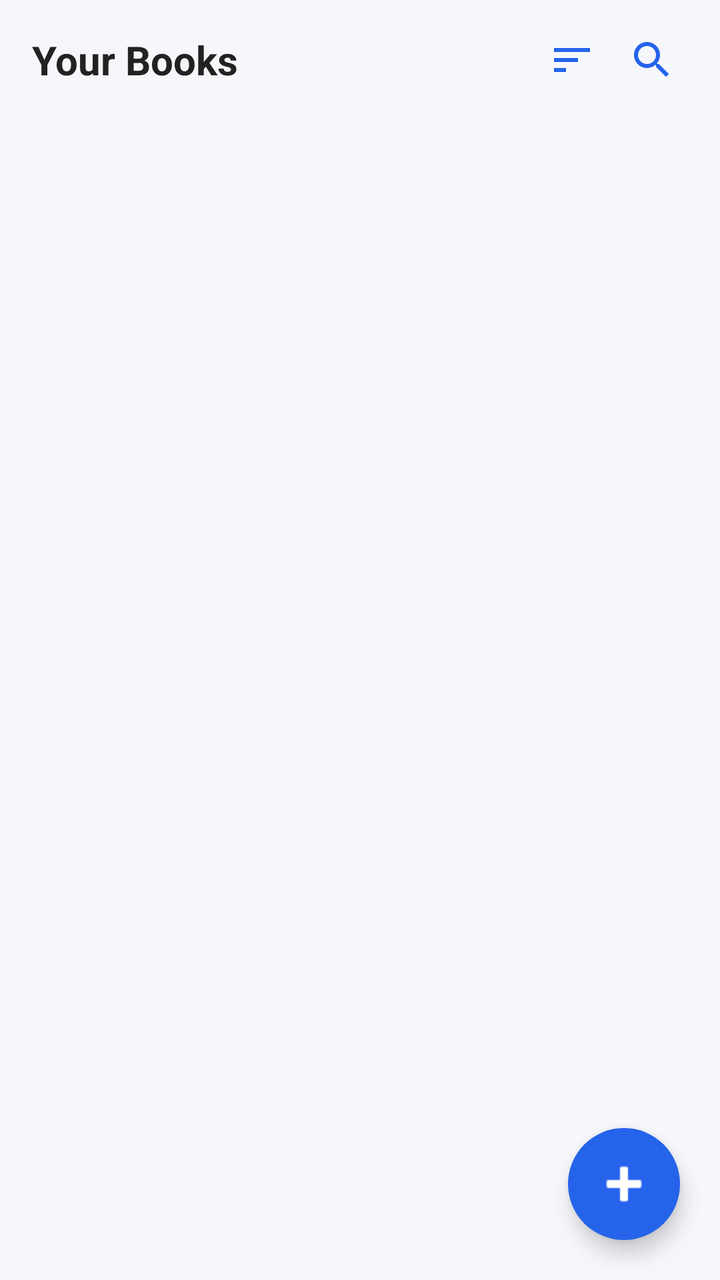
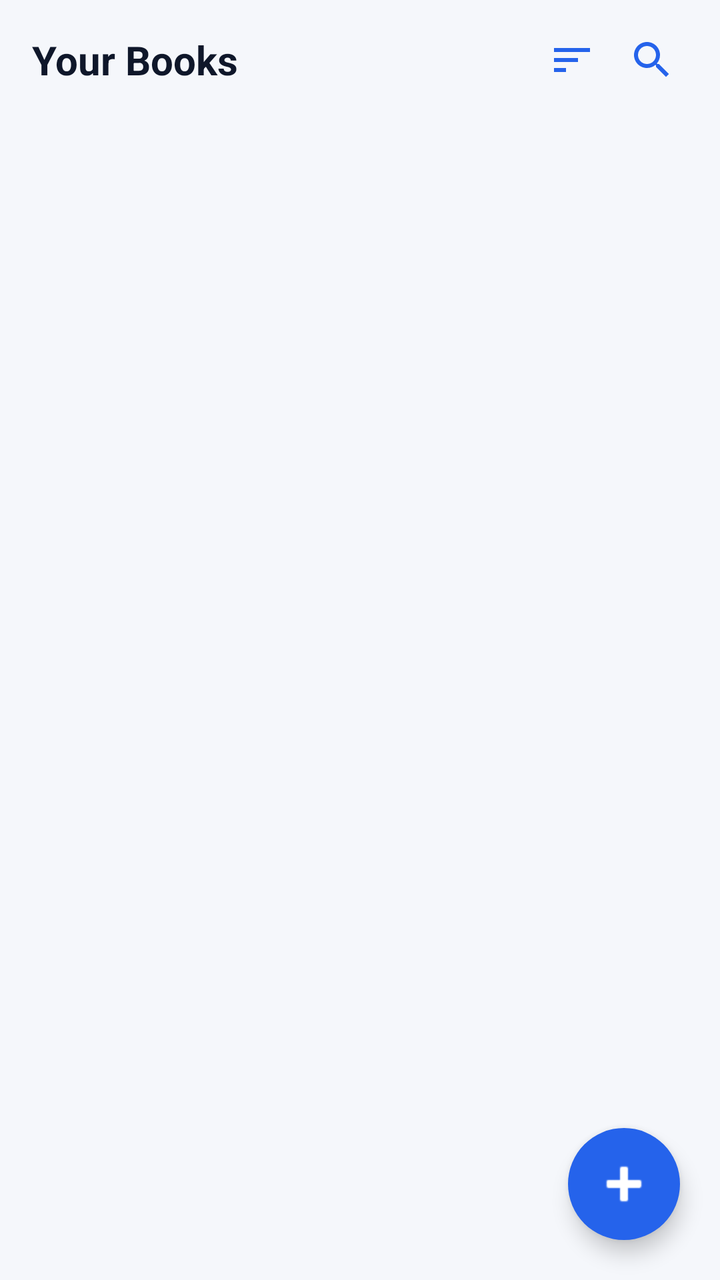

Screens rendered from an Android XML layout before and after an edit, with the pre-edit source and the edit as a unified diff.
<!-- AndroidManifest.xml: application theme Theme.ExpenseOS -->
<!-- res/layout/fragment_books.xml -->
<?xml version="1.0" encoding="utf-8"?>
<FrameLayout xmlns:android="http://schemas.android.com/apk/res/android"
    android:layout_width="match_parent"
    android:layout_height="match_parent"
    android:background="#F5F7FA">

    <LinearLayout
        android:layout_width="match_parent"
        android:layout_height="match_parent"
        android:orientation="vertical">

        
        <LinearLayout
            android:layout_width="match_parent"
            android:layout_height="wrap_content"
            android:gravity="center_vertical"
            android:orientation="horizontal"
            android:paddingHorizontal="16dp"
            android:paddingVertical="12dp">

            <TextView
                android:layout_width="0dp"
                android:layout_height="wrap_content"
                android:layout_weight="1"
                android:text="Your Books"
                android:textColor="#222"
                android:textSize="20sp"
                android:textStyle="bold" />

            <ImageButton
                android:id="@+id/btn_sort"
                android:layout_width="36dp"
                android:layout_height="36dp"
                android:background="?attr/selectableItemBackgroundBorderless"
                android:contentDescription="Sort"
                android:padding="6dp"
                android:src="@drawable/ic_sort"
                android:tint="@color/primary" />

            <ImageButton
                android:id="@+id/btn_search"
                android:layout_width="36dp"
                android:layout_height="36dp"
                android:layout_marginStart="4dp"
                android:background="?attr/selectableItemBackgroundBorderless"
                android:contentDescription="Search"
                android:padding="6dp"
                android:src="@drawable/ic_search"
                android:tint="@color/primary" />
        </LinearLayout>

        <androidx.recyclerview.widget.RecyclerView
            android:id="@+id/rv_books"
            android:layout_width="match_parent"
            android:layout_height="0dp"
            android:layout_weight="1"
            android:clipToPadding="false"
            android:paddingBottom="88dp" />
    </LinearLayout>

    
    <ImageButton
        android:id="@+id/btn_new_book"
        android:layout_width="56dp"
        android:layout_height="56dp"
        android:layout_gravity="bottom|end"
        android:layout_marginEnd="20dp"
        android:layout_marginBottom="20dp"
        android:background="@drawable/bg_fab_circle"
        android:contentDescription="New Book"
        android:elevation="6dp"
        android:src="@android:drawable/ic_input_add"
        android:tint="@android:color/white" />

</FrameLayout>
<!-- resources referenced by this layout -->
<resources>
  <!-- drawable bg_fab_circle (drawable) -->
  <?xml version="1.0" encoding="utf-8"?>
  <shape xmlns:android="http://schemas.android.com/apk/res/android"
      android:shape="oval">
      <solid android:color="@color/primary"/>
  </shape>
  <style name="Theme.ExpenseOS" parent="Theme.MaterialComponents.Light.NoActionBar">
          <item name="colorPrimary">@color/primary</item>
          <item name="colorPrimaryDark">@color/primary_dark</item>
          <item name="colorAccent">@color/primary</item>
          <item name="android:windowBackground">@color/bg</item>
          <item name="android:fontFamily">sans-serif</item>
          <item name="android:statusBarColor">@color/primary_dark</item>
      </style>
  <color name="bg">#F8FAFC</color>
  <!-- unchanged entries left out for length: 4 -->
</resources>

<!-- the commit's change to res/layout/fragment_books.xml (unified diff, before → after) -->
@@ -2,7 +2,7 @@
 <FrameLayout xmlns:android="http://schemas.android.com/apk/res/android"
     android:layout_width="match_parent"
     android:layout_height="match_parent"
-    android:background="#F5F7FA">
+    android:background="@color/bg">
 
     <LinearLayout
         android:layout_width="match_parent"
@@ -23,7 +23,7 @@
                 android:layout_height="wrap_content"
                 android:layout_weight="1"
                 android:text="Your Books"
-                android:textColor="#222"
+                android:textColor="@color/text"
                 android:textSize="20sp"
                 android:textStyle="bold" />
 
<!-- resource entries referenced after the edit -->
@@ -2,19 +2,97 @@
 <resources>
   <!-- drawable bg_fab_circle (drawable) -->
   <?xml version="1.0" encoding="utf-8"?>
-  <shape xmlns:android="http://schemas.android.com/apk/res/android"
-      android:shape="oval">
+  <shape xmlns:android="http://schemas.android.com/apk/res/android" android:shape="rectangle">
       <solid android:color="@color/primary"/>
+      <corners android:radius="999dp"/>
   </shape>
-  <style name="Theme.ExpenseOS" parent="Theme.MaterialComponents.Light.NoActionBar">
+  <style name="Theme.ExpenseOS" parent="Theme.MaterialComponents.DayNight.NoActionBar">
           <item name="colorPrimary">@color/primary</item>
+          <item name="colorPrimaryVariant">@color/primary_dark</item>
           <item name="colorPrimaryDark">@color/primary_dark</item>
+          <item name="colorOnPrimary">@color/on_primary</item>
+          <item name="colorSecondary">@color/secondary</item>
+          <item name="colorSecondaryVariant">@color/secondary_dark</item>
+          <item name="colorOnSecondary">@color/on_primary</item>
           <item name="colorAccent">@color/primary</item>
+          <item name="colorSurface">@color/surface</item>
+          <item name="colorOnSurface">@color/text</item>
+          <item name="colorOnBackground">@color/text</item>
+          <item name="colorError">@color/danger</item>
+          <item name="android:colorBackground">@color/bg</item>
           <item name="android:windowBackground">@color/bg</item>
+  
+          <item name="android:textColorPrimary">@color/text</item>
+          <item name="android:textColorSecondary">@color/text_muted</item>
+          <item name="android:textColorHint">@color/text_hint</item>
           <item name="android:fontFamily">sans-serif</item>
-          <item name="android:statusBarColor">@color/primary_dark</item>
+          <item name="fontFamily">sans-serif</item>
+  
+          
+          <item name="android:statusBarColor">@color/bg</item>
+          <item name="android:navigationBarColor">@color/nav_bg</item>
+          <item name="android:windowLightStatusBar">true</item>
+          <item name="android:windowLightNavigationBar" tools:targetApi="o_mr1">true</item>
+          <item name="android:forceDarkAllowed" tools:targetApi="q">false</item>
+  
+          
+          <item name="editTextStyle">@style/Widget.ExpenseOS.EditText</item>
+          <item name="materialAlertDialogTheme">@style/ThemeOverlay.ExpenseOS.Dialog</item>
+          <item name="bottomSheetDialogTheme">@style/ThemeOverlay.ExpenseOS.BottomSheet</item>
+          <item name="android:windowAnimationStyle">@style/Animation.ExpenseOS.Window</item>
+          <item name="android:windowActivityTransitions">true</item>
+          <item name="android:windowContentTransitions">true</item>
       </style>
-  <color name="bg">#F8FAFC</color>
+  <color name="on_primary">#FFFFFF</color>
+  <color name="secondary">#0F766E</color>
+  <color name="secondary_dark">#115E59</color>
+  <color name="surface">#FFFFFF</color>
+  <color name="danger">#E11D48</color>
+  <color name="text_muted">#64748B</color>
+  <color name="text_hint">#94A3B8</color>
+  <color name="nav_bg">#FFFFFF</color>
+  <style name="Widget.ExpenseOS.EditText" parent="Widget.AppCompat.EditText">
+          <item name="android:textSize">@dimen/type_body</item>
+          <item name="android:textColor">@color/text</item>
+          <item name="android:textColorHint">@color/text_hint</item>
+          <item name="android:paddingStart">14dp</item>
+          <item name="android:paddingEnd">14dp</item>
+          <item name="android:minHeight">@dimen/input_height</item>
+      </style>
+  <style name="ThemeOverlay.ExpenseOS.Dialog" parent="ThemeOverlay.MaterialComponents.MaterialAlertDialog">
+          <item name="colorPrimary">@color/primary</item>
+          <item name="colorSurface">@color/surface</item>
+          <item name="colorOnSurface">@color/text</item>
+          <item name="shapeAppearanceOverlay">@style/ShapeAppearance.ExpenseOS.Dialog</item>
+          <item name="android:windowMinWidthMajor">84%</item>
+          <item name="android:windowMinWidthMinor">84%</item>
+      </style>
+  <style name="ThemeOverlay.ExpenseOS.BottomSheet" parent="ThemeOverlay.MaterialComponents.BottomSheetDialog">
+          <item name="bottomSheetStyle">@style/Widget.ExpenseOS.BottomSheet</item>
+      </style>
+  <style name="Animation.ExpenseOS.Window" parent="@android:style/Animation.Activity">
+          <item name="android:activityOpenEnterAnimation">@anim/screen_enter</item>
+          <item name="android:activityOpenExitAnimation">@anim/screen_exit</item>
+          <item name="android:activityCloseEnterAnimation">@anim/screen_pop_enter</item>
+          <item name="android:activityCloseExitAnimation">@anim/screen_pop_exit</item>
+      </style>
+  <style name="ShapeAppearance.ExpenseOS.Dialog" parent="ShapeAppearance.MaterialComponents.MediumComponent">
+          <item name="cornerFamily">rounded</item>
+          <item name="cornerSize">26dp</item>
+      </style>
+  <style name="Widget.ExpenseOS.BottomSheet" parent="Widget.MaterialComponents.BottomSheet.Modal">
+          <item name="shapeAppearanceOverlay">@style/ShapeAppearance.ExpenseOS.Sheet</item>
+          <item name="backgroundTint">@color/surface</item>
+      </style>
+  <style name="ShapeAppearance.ExpenseOS.Sheet" parent="">
+          <item name="cornerFamily">rounded</item>
+          <item name="cornerSizeTopLeft">26dp</item>
+          <item name="cornerSizeTopRight">26dp</item>
+          <item name="cornerSizeBottomLeft">0dp</item>
+          <item name="cornerSizeBottomRight">0dp</item>
+      </style>
+  <color name="bg">#F5F7FB</color>
+  <color name="text">#0F172A</color>
   <!-- unchanged entries left out for length: 4 -->
 </resources>
 
